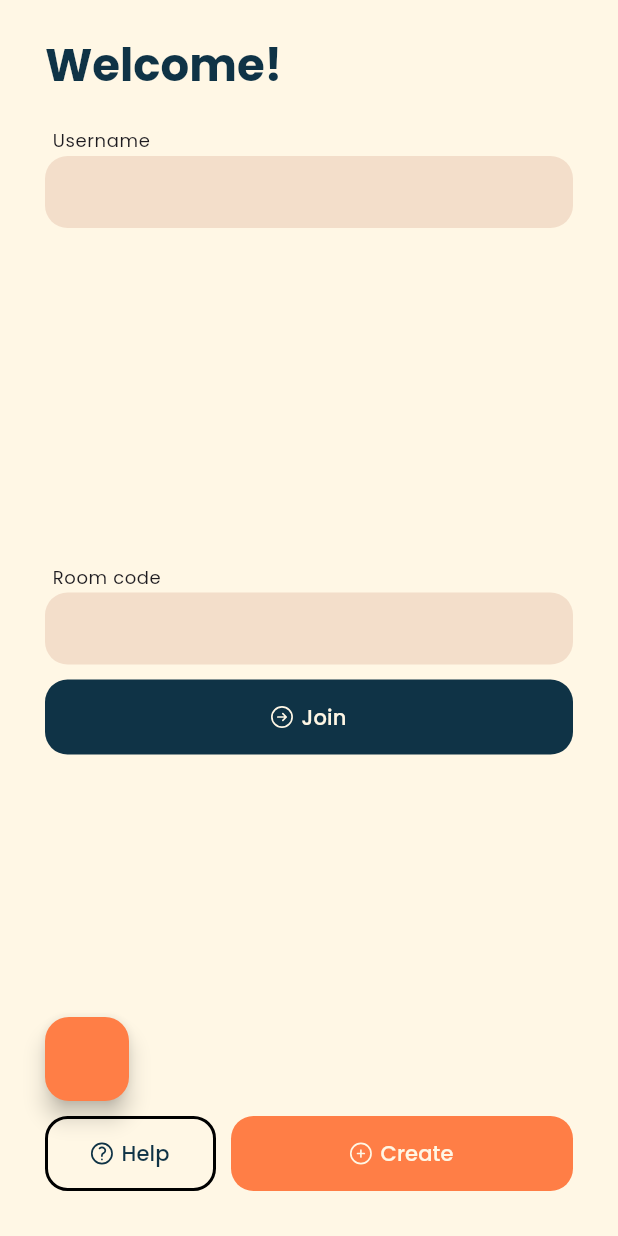
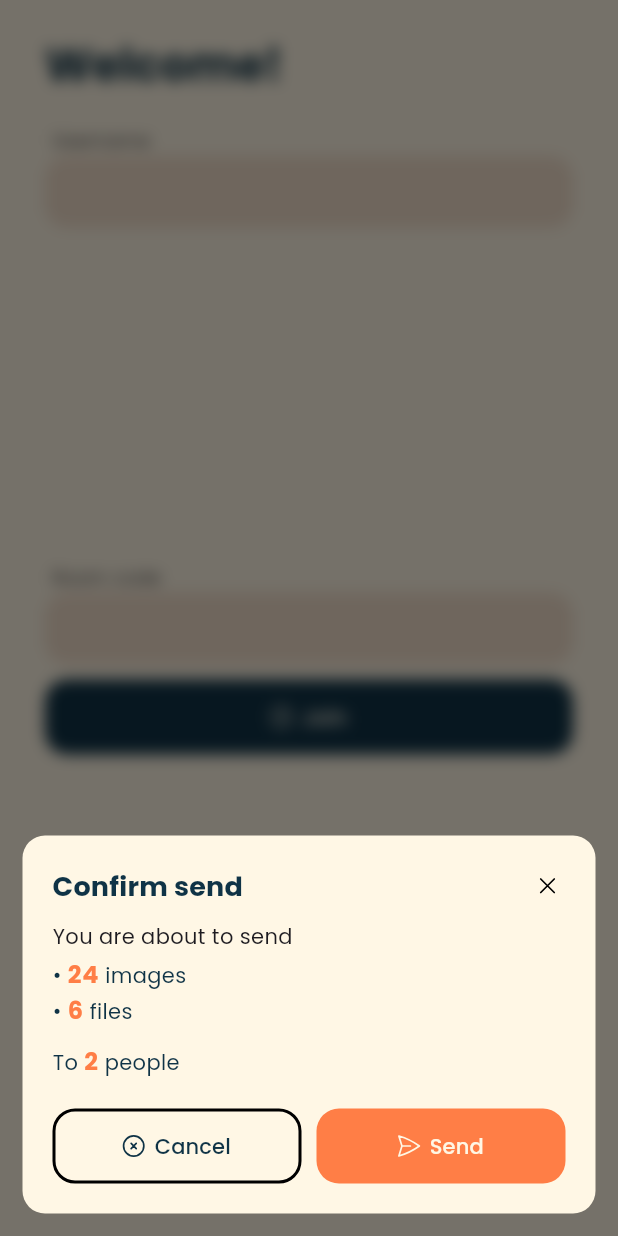
Before and after one commit to jacob-horton/file_transfer_app, a Flutter app: the screen it shows after launch, after a tap on "Create", on a phone screen of 412 x 824 dp. Run offline on Flutter 3.47's test engine with Material 3 defaults, Android fonts, the light colour scheme and no system bars; our stand-ins replace google_fonts, heroicons; missing offline and left inert: flutter_webrtc; network calls fail.

Commit message:
refactor bottom modal

```diff
--- a/app/lib/main.dart
+++ b/app/lib/main.dart
@@ -32,6 +32,14 @@ class FileShareApp extends StatelessWidget {
         titleLarge: GoogleFonts.poppins(
           fontWeight: FontWeight.w700,
           fontSize: 30.0,
+        ),
+        titleMedium: GoogleFonts.poppins(
+          fontWeight: FontWeight.w700,
+          fontSize: 18.0,
+        ),
+        bodyLarge: GoogleFonts.poppins(
+          fontWeight: FontWeight.w700,
+          color: accent,
         ),
       ),
       filledButtonTheme: FilledButtonThemeData(
--- a/app/lib/screens/join_screen.dart
+++ b/app/lib/screens/join_screen.dart
@@ -1,11 +1,9 @@
-import 'dart:ui';
-
 import 'package:file_transfer/services/webrtc.dart';
+import 'package:file_transfer/widgets/bottom_modal.dart';
 import 'package:file_transfer/widgets/button.dart';
+import 'package:file_transfer/widgets/confirm_send.dart';
 import 'package:file_transfer/widgets/text_field.dart';
 import 'package:flutter/material.dart';
-import 'package:flutter/widgets.dart';
-import 'package:google_fonts/google_fonts.dart';
 import 'package:heroicons/heroicons.dart';
 
 class RoomScreen extends StatefulWidget {
@@ -50,14 +48,20 @@ class _RoomScreenState extends State<RoomScreen> {
           padding: const EdgeInsets.all(30.0),
           child: Stack(
             children: [
-              const MyFloatingActionButton(),
-              const CustomTextField(hintText: "Username"),
+              CustomTextField(
+                hintText: "Username",
+                allowedPattern: RegExp("[a-zA-Z0-9-_]"),
+              ),
               Center(
                 child: Column(
                   mainAxisAlignment: MainAxisAlignment.center,
                   crossAxisAlignment: CrossAxisAlignment.stretch,
                   children: [
-                    const CustomTextField(hintText: "Room code"),
+                    CustomTextField(
+                      hintText: "Room code",
+                      // Pattern matches for word1-word2-word3-...
+                      allowedPattern: RegExp(r"[a-zA-Z](-[a-zA-Z]+)*-?"),
+                    ),
                     const SizedBox(height: 10.0),
                     CustomButton(
                       type: CustomButtonType.main,
@@ -90,7 +94,19 @@ class _RoomScreenState extends State<RoomScreen> {
                         type: CustomButtonType.cta,
                         text: "Create",
                         heroIcon: HeroIcons.plusCircle,
-                        onPressed: () {},
+                        onPressed: () {
+                          showBottomModal(
+                            context: context,
+                            title: "Confirm send",
+                            // TODO: disable when sending/receiving
+                            canClose: true,
+                            child: const ConfirmSend(
+                              numPeople: 2,
+                              numImages: 24,
+                              numFiles: 6,
+                            ),
+                          );
+                        },
                       ),
                     ),
                   ],
@@ -130,132 +146,3 @@ class _RoomScreenState extends State<RoomScreen> {
     );
   }
 }
-
-class MyFloatingActionButton extends StatelessWidget {
-  const MyFloatingActionButton({super.key});
-
-  @override
-  Widget build(BuildContext context) {
-    // TODO: disable when sending/receiving
-    const canClose = true;
-
-    const title = "Confirm send";
-    const images = 24;
-    const files = 6;
-    const people = 2;
-
-    return Positioned(
-      bottom: 60.0,
-      child: FloatingActionButton(
-        backgroundColor: Theme.of(context).colorScheme.tertiary,
-        onPressed: () {
-          showModalBottomSheet(
-            context: context,
-            isDismissible: canClose,
-            enableDrag: canClose,
-            backgroundColor: Colors.transparent,
-            builder: (context) => PopScope(
-              canPop: canClose,
-              child: BackdropFilter(
-                filter: ImageFilter.blur(sigmaX: 5, sigmaY: 5),
-                child: Container(
-                  // alignment: Alignment.center,
-                  padding: const EdgeInsets.all(15.0),
-                  margin: const EdgeInsets.all(15.0),
-                  decoration: BoxDecoration(
-                    color: Theme.of(context).colorScheme.surface,
-                    borderRadius: BorderRadius.circular(15.0),
-                  ),
-                  child: Column(
-                    crossAxisAlignment: CrossAxisAlignment.start,
-                    mainAxisSize: MainAxisSize.min,
-                    children: [
-                      const Text(title),
-                      RichText(
-                        text: TextSpan(
-                          style: TextStyle(
-                            color: Theme.of(context).colorScheme.onSurface,
-                          ),
-                          children: [
-                            const TextSpan(text: "\u2022 "),
-                            TextSpan(
-                              text: images.toString(),
-                              style: GoogleFonts.poppins(
-                                fontWeight: FontWeight.w700,
-                                color: Theme.of(context).colorScheme.tertiary,
-                              ),
-                            ),
-                            const TextSpan(text: " images"),
-                          ],
-                        ),
-                      ),
-                      RichText(
-                        text: TextSpan(
-                          style: TextStyle(
-                            color: Theme.of(context).colorScheme.onSurface,
-                          ),
-                          children: [
-                            const TextSpan(text: "\u2022 "),
-                            TextSpan(
-                              text: files.toString(),
-                              style: GoogleFonts.poppins(
-                                fontWeight: FontWeight.w700,
-                                color: Theme.of(context).colorScheme.tertiary,
-                              ),
-                            ),
-                            const TextSpan(text: " files"),
-                          ],
-                        ),
-                      ),
-                      RichText(
-                        text: TextSpan(
-                          style: TextStyle(
-                            color: Theme.of(context).colorScheme.onSurface,
-                          ),
-                          children: [
-                            const TextSpan(text: "To "),
-                            TextSpan(
-                              text: people.toString(),
-                              style: GoogleFonts.poppins(
-                                fontWeight: FontWeight.w700,
-                                color: Theme.of(context).colorScheme.tertiary,
-                              ),
-                            ),
-                            const TextSpan(text: " people"),
-                          ],
-                        ),
-                      ),
-                      Row(
-                        mainAxisAlignment: MainAxisAlignment.center,
-                        mainAxisSize: MainAxisSize.max,
-                        children: [
-                          Expanded(
-                            child: CustomButton(
-                              text: "Cancel",
-                              heroIcon: HeroIcons.xCircle,
-                              onPressed: () => Navigator.of(context).pop(),
-                              type: CustomButtonType.secondary,
-                            ),
-                          ),
-                          const SizedBox(width: 10.0),
-                          Expanded(
-                            child: CustomButton(
-                              text: "Send",
-                              heroIcon: HeroIcons.paperAirplane,
-                              onPressed: () => {},
-                              type: CustomButtonType.cta,
-                            ),
-                          ),
-                        ],
-                      )
-                    ],
-                  ),
-                ),
-              ),
-            ),
-          );
-        },
-      ),
-    );
-  }
-}
--- /dev/null
+++ b/app/lib/widgets/bottom_modal.dart
@@ -0,0 +1,91 @@
+import 'dart:ui';
+
+import 'package:flutter/material.dart';
+import 'package:heroicons/heroicons.dart';
+
+void showBottomModal({
+  required BuildContext context,
+  required Widget child,
+  required bool canClose,
+  required String title,
+}) {
+  showModalBottomSheet(
+    context: context,
+    isDismissible: canClose,
+    enableDrag: canClose,
+    backgroundColor: Colors.transparent,
+    builder: (context) => BottomModal(
+      canClose: canClose,
+      title: title,
+      child: child,
+    ),
+  );
+}
+
+class BottomModal extends StatefulWidget {
+  final String title;
+  final bool canClose;
+  final Widget child;
+
+  const BottomModal({
+    super.key,
+    required this.title,
+    required this.canClose,
+    required this.child,
+  });
+
+  @override
+  State<BottomModal> createState() => _BottomModalState();
+}
+
+class _BottomModalState extends State<BottomModal> {
+  @override
+  Widget build(BuildContext context) {
+    return PopScope(
+      canPop: widget.canClose,
+      child: BackdropFilter(
+        filter: ImageFilter.blur(sigmaX: 5, sigmaY: 5),
+        child: Container(
+          padding: const EdgeInsets.all(20.0),
+          margin: const EdgeInsets.all(15.0),
+          decoration: BoxDecoration(
+            color: Theme.of(context).colorScheme.surface,
+            borderRadius: BorderRadius.circular(15.0),
+          ),
+          child: Column(
+            crossAxisAlignment: CrossAxisAlignment.start,
+            mainAxisSize: MainAxisSize.min,
+            children: [
+              Padding(
+                padding: const EdgeInsets.only(bottom: 10.0),
+                child: Row(
+                  mainAxisAlignment: MainAxisAlignment.spaceBetween,
+                  children: [
+                    Text(
+                      widget.title,
+                      style: Theme.of(context).textTheme.titleMedium,
+                    ),
+                    if (widget.canClose)
+                      IconButton(
+                        padding: const EdgeInsets.symmetric(
+                          vertical: 2.0,
+                          horizontal: 3.0,
+                        ),
+                        style: IconButton.styleFrom(
+                          minimumSize: Size.zero,
+                          tapTargetSize: MaterialTapTargetSize.shrinkWrap,
+                        ),
+                        icon: const HeroIcon(HeroIcons.xMark, size: 18.0),
+                        onPressed: () => Navigator.of(context).pop(),
+                      ),
+                  ],
+                ),
+              ),
+              widget.child,
+            ],
+          ),
+        ),
+      ),
+    );
+  }
+}
--- a/app/lib/widgets/button.dart
+++ b/app/lib/widgets/button.dart
@@ -32,7 +32,7 @@ class _CustomButtonState extends State<CustomButton> {
       mainAxisAlignment: MainAxisAlignment.center,
       children: [
         HeroIcon(widget.heroIcon),
-        const SizedBox(width: 4.0),
+        const SizedBox(width: 5.0),
         Text(widget.text),
         const SizedBox(width: 2.0), // Visual balance
       ],
--- /dev/null
+++ b/app/lib/widgets/confirm_send.dart
@@ -0,0 +1,101 @@
+import 'package:file_transfer/widgets/button.dart';
+import 'package:flutter/material.dart';
+import 'package:heroicons/heroicons.dart';
+
+class ConfirmSend extends StatefulWidget {
+  final int numPeople;
+  final int numFiles;
+  final int numImages;
+
+  const ConfirmSend({
+    super.key,
+    required this.numPeople,
+    required this.numFiles,
+    required this.numImages,
+  });
+
+  @override
+  State<ConfirmSend> createState() => _ConfirmSendState();
+}
+
+class _ConfirmSendState extends State<ConfirmSend> {
+  @override
+  Widget build(BuildContext context) {
+    return Column(
+      crossAxisAlignment: CrossAxisAlignment.start,
+      children: [
+        const Text("You are about to send"),
+        const SizedBox(height: 3.0),
+        RichText(
+          text: TextSpan(
+            style: Theme.of(context).textTheme.bodyMedium!.copyWith(
+                  color: Theme.of(context).colorScheme.onSurface,
+                ),
+            children: [
+              const TextSpan(text: "\u2022 "),
+              TextSpan(
+                  text: widget.numImages.toString(),
+                  style: Theme.of(context).textTheme.bodyLarge),
+              const TextSpan(text: " images"),
+            ],
+          ),
+        ),
+        RichText(
+          text: TextSpan(
+            style: Theme.of(context).textTheme.bodyMedium!.copyWith(
+                  color: Theme.of(context).colorScheme.onSurface,
+                ),
+            children: [
+              const TextSpan(text: "\u2022 "),
+              TextSpan(
+                text: widget.numFiles.toString(),
+                style: Theme.of(context).textTheme.bodyLarge,
+              ),
+              const TextSpan(text: " files"),
+            ],
+          ),
+        ),
+        const SizedBox(height: 10.0),
+        RichText(
+          text: TextSpan(
+            style: Theme.of(context).textTheme.bodyMedium!.copyWith(
+                  color: Theme.of(context).colorScheme.onSurface,
+                ),
+            children: [
+              const TextSpan(text: "To "),
+              TextSpan(
+                text: widget.numPeople.toString(),
+                style: Theme.of(context).textTheme.bodyLarge,
+              ),
+              const TextSpan(text: " people"),
+            ],
+          ),
+        ),
+        const SizedBox(height: 20.0),
+        Row(
+          mainAxisAlignment: MainAxisAlignment.center,
+          mainAxisSize: MainAxisSize.max,
+          children: [
+            Expanded(
+              child: CustomButton(
+                text: "Cancel",
+                heroIcon: HeroIcons.xCircle,
+                onPressed: () => Navigator.of(context).pop(),
+                type: CustomButtonType.secondary,
+              ),
+            ),
+            const SizedBox(width: 10.0),
+            Expanded(
+              child: CustomButton(
+                text: "Send",
+                heroIcon: HeroIcons.paperAirplane,
+                onPressed: () => {},
+                type: CustomButtonType.cta,
+              ),
+            ),
+          ],
+        )
+      ],
+    );
+  }
+}
--- a/app/lib/widgets/text_field.dart
+++ b/app/lib/widgets/text_field.dart
@@ -1,8 +1,11 @@
 import 'package:flutter/material.dart';
+import 'package:flutter/services.dart';
 
 class CustomTextField extends StatefulWidget {
   final String? hintText;
-  const CustomTextField({super.key, this.hintText});
+  final RegExp? allowedPattern;
+
+  const CustomTextField({super.key, this.hintText, this.allowedPattern});
 
   @override
   State<CustomTextField> createState() => _CustomTextFieldState();
@@ -21,8 +24,12 @@ class _CustomTextFieldState extends State<CustomTextField> {
             style: Theme.of(context).textTheme.bodySmall,
           ),
         ),
-        const TextField(
-          decoration: InputDecoration(
+        TextField(
+          style: Theme.of(context).textTheme.bodyMedium,
+          inputFormatters: widget.allowedPattern != null
+              ? [FilteringTextInputFormatter.allow(widget.allowedPattern!)]
+              : [],
+          decoration: const InputDecoration(
             contentPadding: EdgeInsets.symmetric(
               horizontal: 15.0,
             ),
```
